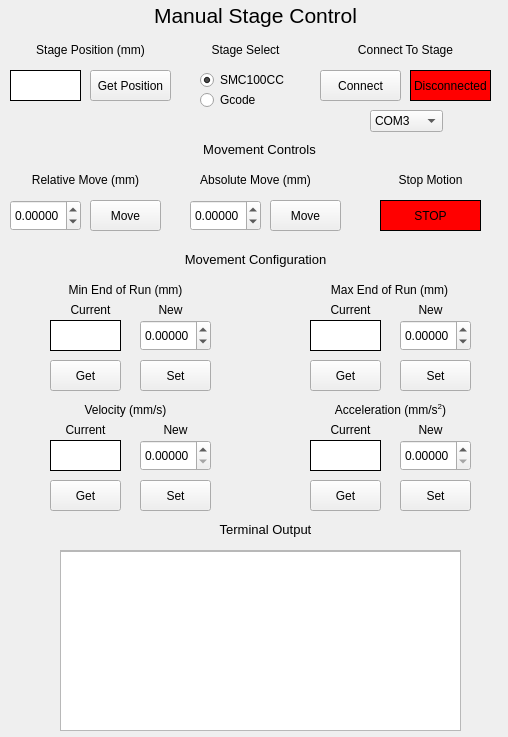
Old version of the form src/manualstagecontrol.ui in the repository TimSamuelsen/CLIP3DPrinterGUI.
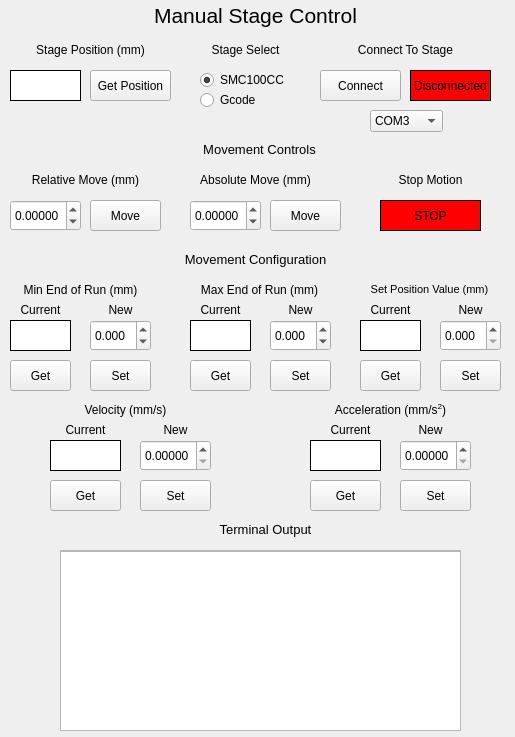
New version of the form.

Commit message: Added set position command to manual stage control for gcode

```diff
--- a/src/manualstagecontrol.ui
+++ b/src/manualstagecontrol.ui
@@ -6,7 +6,7 @@
    <rect>
     <x>0</x>
     <y>0</y>
-    <width>508</width>
+    <width>515</width>
     <height>737</height>
    </rect>
   </property>
@@ -59,9 +59,9 @@
   <widget class="QLabel" name="label_9">
    <property name="geometry">
     <rect>
-     <x>310</x>
+     <x>190</x>
      <y>300</y>
-     <width>81</width>
+     <width>61</width>
      <height>20</height>
     </rect>
    </property>
@@ -72,9 +72,9 @@
   <widget class="QLabel" name="CurrentMinEndOfRun">
    <property name="geometry">
     <rect>
-     <x>50</x>
+     <x>10</x>
      <y>320</y>
-     <width>71</width>
+     <width>61</width>
      <height>31</height>
     </rect>
    </property>
@@ -130,7 +130,7 @@
     <rect>
      <x>0</x>
      <y>280</y>
-     <width>251</width>
+     <width>161</width>
      <height>20</height>
     </rect>
    </property>
@@ -141,9 +141,9 @@
   <widget class="QLabel" name="label_11">
    <property name="geometry">
     <rect>
-     <x>130</x>
+     <x>90</x>
      <y>300</y>
-     <width>81</width>
+     <width>61</width>
      <height>20</height>
     </rect>
    </property>
@@ -241,9 +241,9 @@
   <widget class="QPushButton" name="SetMinEndOfRun">
    <property name="geometry">
     <rect>
-     <x>140</x>
+     <x>90</x>
      <y>360</y>
-     <width>71</width>
+     <width>61</width>
      <height>31</height>
     </rect>
    </property>
@@ -280,7 +280,7 @@
   <widget class="QLabel" name="label_8">
    <property name="geometry">
     <rect>
-     <x>50</x>
+     <x>0</x>
      <y>300</y>
      <width>81</width>
      <height>20</height>
@@ -293,9 +293,9 @@
   <widget class="QLabel" name="label_6">
    <property name="geometry">
     <rect>
-     <x>254</x>
+     <x>194</x>
      <y>280</y>
-     <width>271</width>
+     <width>131</width>
      <height>20</height>
     </rect>
    </property>
@@ -306,14 +306,14 @@
   <widget class="QDoubleSpinBox" name="NewMaxEndOfRunParam">
    <property name="geometry">
     <rect>
-     <x>400</x>
+     <x>270</x>
      <y>320</y>
-     <width>71</width>
+     <width>61</width>
      <height>31</height>
     </rect>
    </property>
    <property name="decimals">
-    <number>5</number>
+    <number>3</number>
    </property>
    <property name="minimum">
     <double>-5.000000000000000</double>
@@ -325,9 +325,9 @@
   <widget class="QLabel" name="CurrentMaxEndOfRun">
    <property name="geometry">
     <rect>
-     <x>310</x>
+     <x>190</x>
      <y>320</y>
-     <width>71</width>
+     <width>61</width>
      <height>31</height>
     </rect>
    </property>
@@ -342,9 +342,9 @@
   <widget class="QPushButton" name="SetMaxEndOfRun">
    <property name="geometry">
     <rect>
-     <x>400</x>
+     <x>270</x>
      <y>360</y>
-     <width>71</width>
+     <width>61</width>
      <height>31</height>
     </rect>
    </property>
@@ -372,9 +372,9 @@
   <widget class="QLabel" name="label_10">
    <property name="geometry">
     <rect>
-     <x>390</x>
+     <x>270</x>
      <y>300</y>
-     <width>81</width>
+     <width>61</width>
      <height>20</height>
     </rect>
    </property>
@@ -411,14 +411,14 @@
   <widget class="QDoubleSpinBox" name="NewMinEndOfRunParam">
    <property name="geometry">
     <rect>
-     <x>140</x>
+     <x>90</x>
      <y>320</y>
-     <width>71</width>
+     <width>61</width>
      <height>31</height>
     </rect>
    </property>
    <property name="decimals">
-    <number>5</number>
+    <number>3</number>
    </property>
    <property name="minimum">
     <double>-5.000000000000000</double>
@@ -613,9 +613,9 @@
   <widget class="QPushButton" name="GetMinEndOfRun">
    <property name="geometry">
     <rect>
-     <x>50</x>
+     <x>10</x>
      <y>360</y>
-     <width>71</width>
+     <width>61</width>
      <height>31</height>
     </rect>
    </property>
@@ -626,9 +626,9 @@
   <widget class="QPushButton" name="GetMaxEndOfRun">
    <property name="geometry">
     <rect>
-     <x>310</x>
+     <x>190</x>
      <y>360</y>
-     <width>71</width>
+     <width>61</width>
      <height>31</height>
     </rect>
    </property>
@@ -803,6 +803,107 @@
     <string>Gcode</string>
    </property>
   </widget>
+  <widget class="QLabel" name="label_20">
+   <property name="geometry">
+    <rect>
+     <x>364</x>
+     <y>280</y>
+     <width>131</width>
+     <height>20</height>
+    </rect>
+   </property>
+   <property name="text">
+    <string>&lt;html&gt;&lt;head/&gt;&lt;body&gt;&lt;p align=&quot;center&quot;&gt;&lt;span style=&quot; font-size:8pt;&quot;&gt;Set Position Value (mm)&lt;/span&gt;&lt;/p&gt;&lt;/body&gt;&lt;/html&gt;</string>
+   </property>
+  </widget>
+  <widget class="QLabel" name="label_21">
+   <property name="geometry">
+    <rect>
+     <x>440</x>
+     <y>300</y>
+     <width>61</width>
+     <height>20</height>
+    </rect>
+   </property>
+   <property name="text">
+    <string>&lt;html&gt;&lt;head/&gt;&lt;body&gt;&lt;p align=&quot;center&quot;&gt;New&lt;/p&gt;&lt;/body&gt;&lt;/html&gt;</string>
+   </property>
+  </widget>
+  <widget class="QLabel" name="CurrentPositionValue">
+   <property name="geometry">
+    <rect>
+     <x>360</x>
+     <y>320</y>
+     <width>61</width>
+     <height>31</height>
+    </rect>
+   </property>
+   <property name="styleSheet">
+    <string notr="true">background:rgb(255, 255, 255); border: 1px solid black;
+</string>
+   </property>
+   <property name="text">
+    <string>&lt;html&gt;&lt;head/&gt;&lt;body&gt;&lt;p align=&quot;center&quot;&gt;&lt;br/&gt;&lt;/p&gt;&lt;/body&gt;&lt;/html&gt;</string>
+   </property>
+  </widget>
+  <widget class="QPushButton" name="GetMaxEndOfRun_2">
+   <property name="geometry">
+    <rect>
+     <x>360</x>
+     <y>360</y>
+     <width>61</width>
+     <height>31</height>
+    </rect>
+   </property>
+   <property name="text">
+    <string>Get</string>
+   </property>
+  </widget>
+  <widget class="QPushButton" name="SetPositionValue">
+   <property name="geometry">
+    <rect>
+     <x>440</x>
+     <y>360</y>
+     <width>61</width>
+     <height>31</height>
+    </rect>
+   </property>
+   <property name="text">
+    <string>Set</string>
+   </property>
+  </widget>
+  <widget class="QDoubleSpinBox" name="SetPositionParam">
+   <property name="geometry">
+    <rect>
+     <x>440</x>
+     <y>320</y>
+     <width>61</width>
+     <height>31</height>
+    </rect>
+   </property>
+   <property name="decimals">
+    <number>3</number>
+   </property>
+   <property name="minimum">
+    <double>0.000000000000000</double>
+   </property>
+   <property name="maximum">
+    <double>1000.000000000000000</double>
+   </property>
+  </widget>
+  <widget class="QLabel" name="label_22">
+   <property name="geometry">
+    <rect>
+     <x>360</x>
+     <y>300</y>
+     <width>61</width>
+     <height>20</height>
+    </rect>
+   </property>
+   <property name="text">
+    <string>&lt;html&gt;&lt;head/&gt;&lt;body&gt;&lt;p align=&quot;center&quot;&gt;Current&lt;/p&gt;&lt;/body&gt;&lt;/html&gt;</string>
+   </property>
+  </widget>
  </widget>
  <resources/>
  <connections/>
```
The commit also changes 2 other files.
